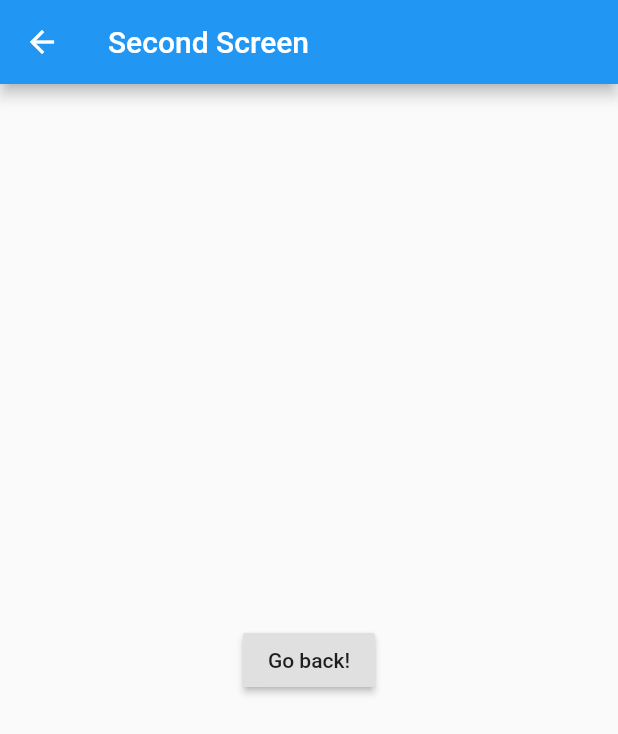
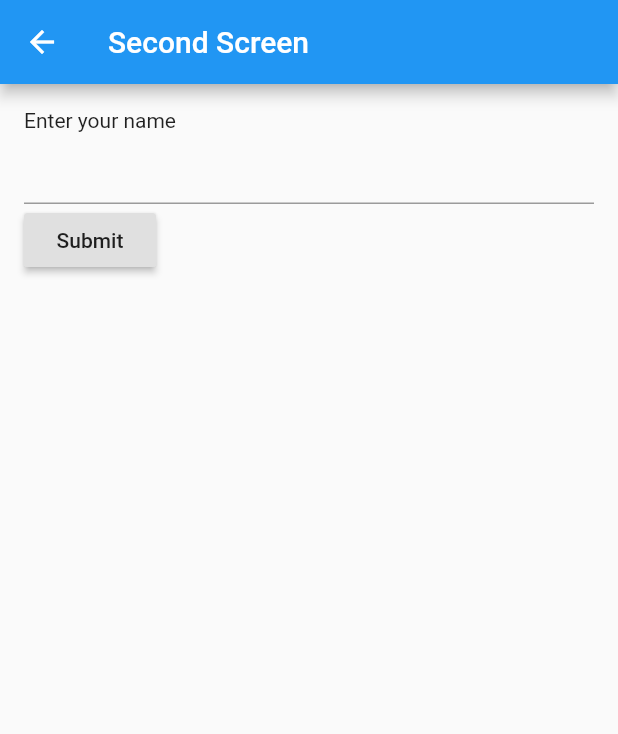
Before and after one commit to raphaelguye/flutter-navigation, a Flutter app: the SecondScreen screen opened directly, on a phone screen of 412 x 824 dp. Shown: the top 734 px of the screen. Run offline on Flutter 3.47's test engine with Material 2 defaults, Android fonts, the phone set to English and light mode, and no system bars; our stand-ins replace get_it; statements that could not run were skipped.

Commit message:
Working on the second screen and create his dedicated viewmodel

```diff
--- a/lib/IoCManager.dart
+++ b/lib/IoCManager.dart
@@ -1,8 +1,10 @@
 import 'package:get_it/get_it.dart';
+import 'Services/ANavigationService.dart';
+import 'Services/NavigationService.dart';
 import 'ViewModels/AFirstScreenViewModel.dart';
 import 'ViewModels/FirstScreenViewModel.dart';
-import 'Services/ANavigationService.dart';
-import 'Services/NavigationService.dart';
+import 'ViewModels/ASecondScreenViewModel.dart';
+import 'ViewModels/SecondScreenViewModel.dart';
 
 class IoCManager {
 
@@ -24,6 +26,7 @@ class IoCManager {
 
   static void registerViewModels(ANavigationService navigationService) {
     ioc.registerSingleton<AFirstScreenViewModel>(new FirstScreenViewModel(navigationService));
+    ioc.registerSingleton<ASecondScreenViewModel>(new SecondScreenViewModel(navigationService));
   }
 
 }
--- /dev/null
+++ b/lib/ViewModels/ASecondScreenViewModel.dart
@@ -0,0 +1,5 @@
+
+abstract class ASecondScreenViewModel {
+  var name;
+  sayHello();
+}
--- /dev/null
+++ b/lib/ViewModels/SecondScreenViewModel.dart
@@ -0,0 +1,17 @@
+import 'ASecondScreenViewModel.dart';
+import '../Services/ANavigationService.dart';
+
+class SecondScreenViewModel implements ASecondScreenViewModel {
+
+  ANavigationService navigationService;
+  var name;
+
+  SecondScreenViewModel(ANavigationService navigationService) {
+    this.navigationService = navigationService;
+  }
+
+  sayHello() {
+    print('Hello $name');
+  }
+
+}
--- a/lib/Views/SecondScreen.dart
+++ b/lib/Views/SecondScreen.dart
@@ -1,18 +1,52 @@
 import 'package:flutter/material.dart';
+import '../ViewModels/ASecondScreenViewModel.dart';
+import '../IoCManager.dart';
 
-class SecondScreen extends StatelessWidget {
+class SecondScreen extends StatefulWidget {
+  @override
+  SecondScreenState createState() => SecondScreenState();
+}
+
+class SecondScreenState extends State<SecondScreen> {
+
+  ASecondScreenViewModel viewModel;
+
+  @override
+    void initState() {
+      super.initState();
+      viewModel = IoCManager.ioc.get<ASecondScreenViewModel>();
+    }
+
   @override
   Widget build(BuildContext context) {
     return Scaffold(
       appBar: AppBar(
         title: Text("Second Screen"),
       ),
-      body: Center(
-        child: RaisedButton(
-          onPressed: () {
-            Navigator.pop(context);
-          },
-          child: Text('Go back!'),
+      body: Padding(
+        padding: const EdgeInsets.all(16.0),
+        child: Column(
+          crossAxisAlignment: CrossAxisAlignment.start,
+          mainAxisAlignment: MainAxisAlignment.start,
+          mainAxisSize: MainAxisSize.min,
+          children: <Widget>[
+            Text('Enter your name'),
+            TextField(
+              onChanged: (text) => viewModel.name = text,
+            ),
+            RaisedButton(
+              child: Text('Submit'),
+              onPressed: () {
+                // This call could be moved in the ViewModel who could use a DialogService...
+                showDialog(
+                    context: context,
+                    builder: (_) => new AlertDialog(
+                          title: new Text('Hello'),
+                          content: new Text('Hello ${viewModel.name}'),
+                        ));
+              },
+            )
+          ],
         ),
       ),
     );
```
